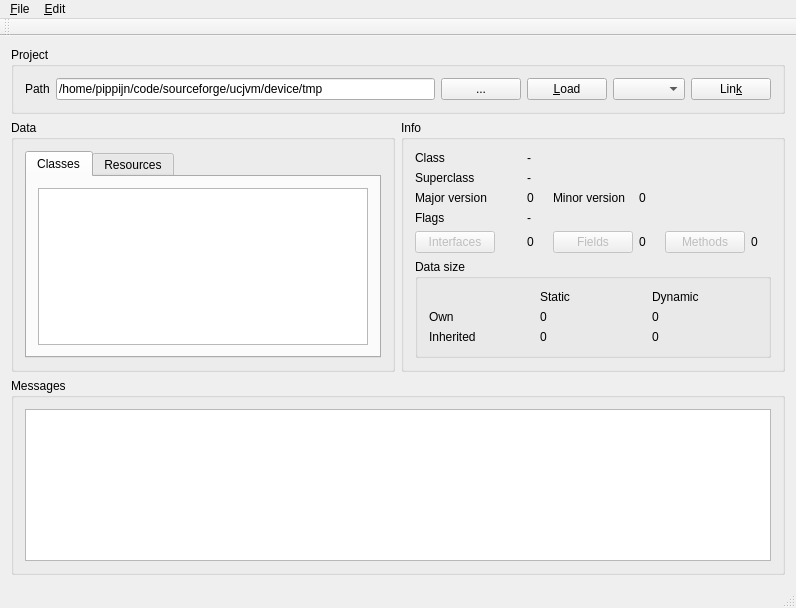
First picture: the form in MainWindow.ui, repository adjustive/ucjvm-manager, before the edit.
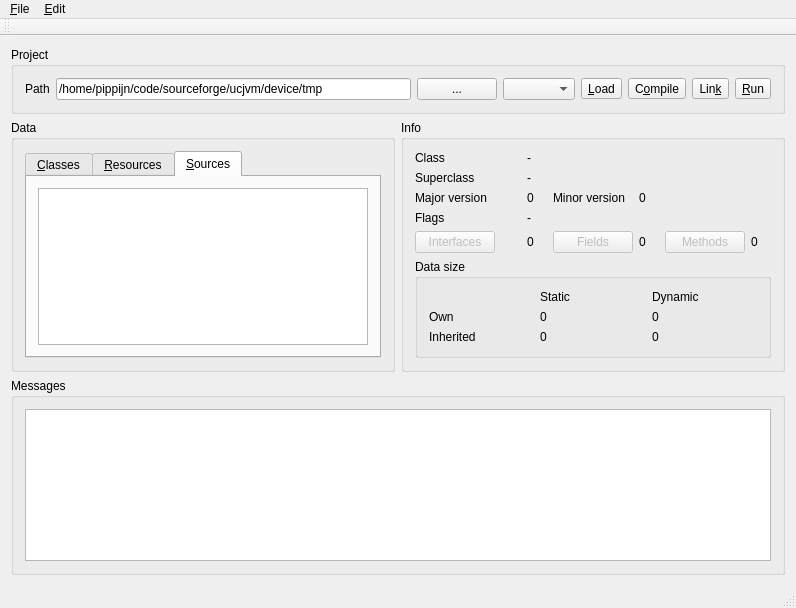
Second picture: the form after the edit. The open tabs and pages were chosen to show the change.

The edit to the form file:
```diff
--- a/MainWindow.ui
+++ b/MainWindow.ui
@@ -48,23 +48,37 @@
          </property>
         </widget>
        </item>
-       <item>
-        <widget class="QPushButton" name="load">
-         <property name="text">
-          <string>&amp;Load</string>
-         </property>
-        </widget>
-       </item>
        <item>
         <widget class="QComboBox" name="config"/>
        </item>
        <item>
-        <widget class="QPushButton" name="link">
+        <widget class="QToolButton" name="load">
+         <property name="text">
+          <string>&amp;Load</string>
+         </property>
+        </widget>
+       </item>
+       <item>
+        <widget class="QToolButton" name="compile">
+         <property name="text">
+          <string>C&amp;ompile</string>
+         </property>
+        </widget>
+       </item>
+       <item>
+        <widget class="QToolButton" name="link">
          <property name="text">
           <string>Lin&amp;k</string>
          </property>
         </widget>
        </item>
+       <item>
+        <widget class="QToolButton" name="run">
+         <property name="text">
+          <string>&amp;Run</string>
+         </property>
+        </widget>
+       </item>
       </layout>
      </widget>
     </item>
@@ -83,7 +97,7 @@
            </property>
            <widget class="QWidget" name="tab_3">
             <attribute name="title">
-             <string>Classes</string>
+             <string>&amp;Classes</string>
             </attribute>
             <layout class="QHBoxLayout" name="horizontalLayout_4">
              <item>
@@ -93,7 +107,7 @@
            </widget>
            <widget class="QWidget" name="tab">
             <attribute name="title">
-             <string>Resources</string>
+             <string>&amp;Resources</string>
             </attribute>
             <layout class="QHBoxLayout" name="horizontalLayout_5">
              <item>
@@ -105,6 +119,16 @@
              </item>
             </layout>
            </widget>
+           <widget class="QWidget" name="tab_2">
+            <attribute name="title">
+             <string>&amp;Sources</string>
+            </attribute>
+            <layout class="QHBoxLayout" name="horizontalLayout_7">
+             <item>
+              <widget class="QListView" name="sourceList"/>
+             </item>
+            </layout>
+           </widget>
           </widget>
          </item>
         </layout>
```
